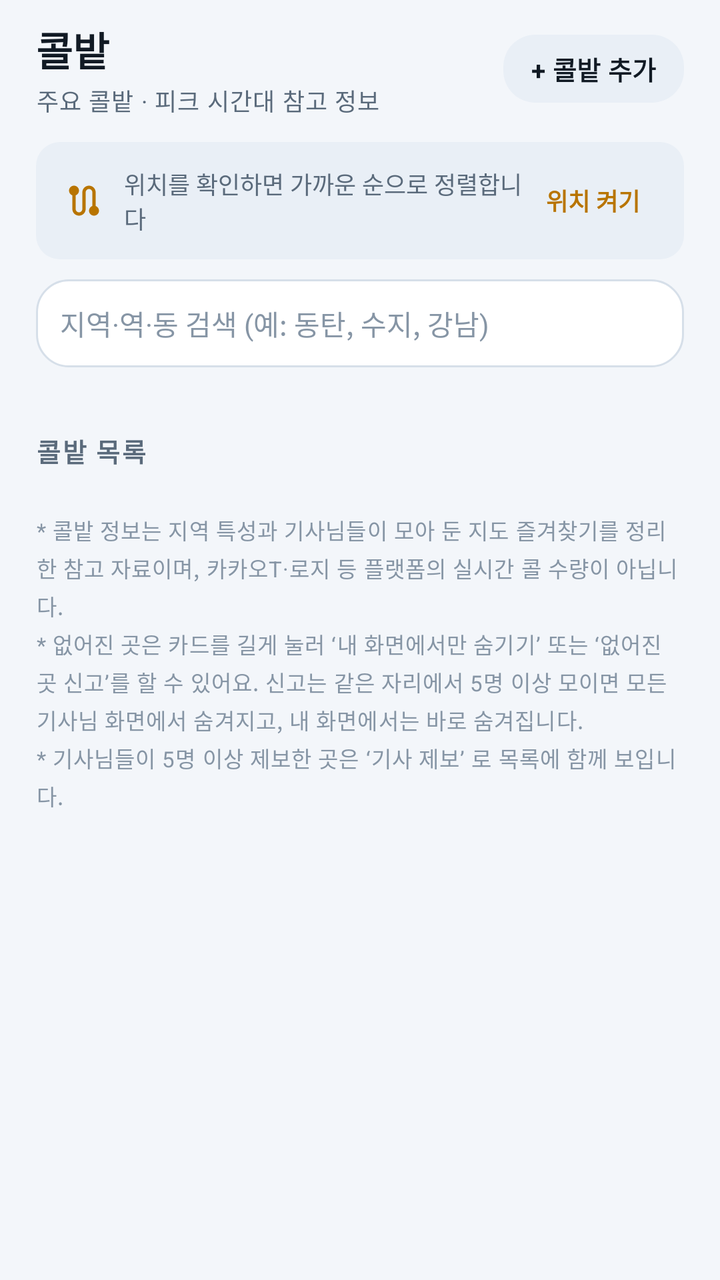
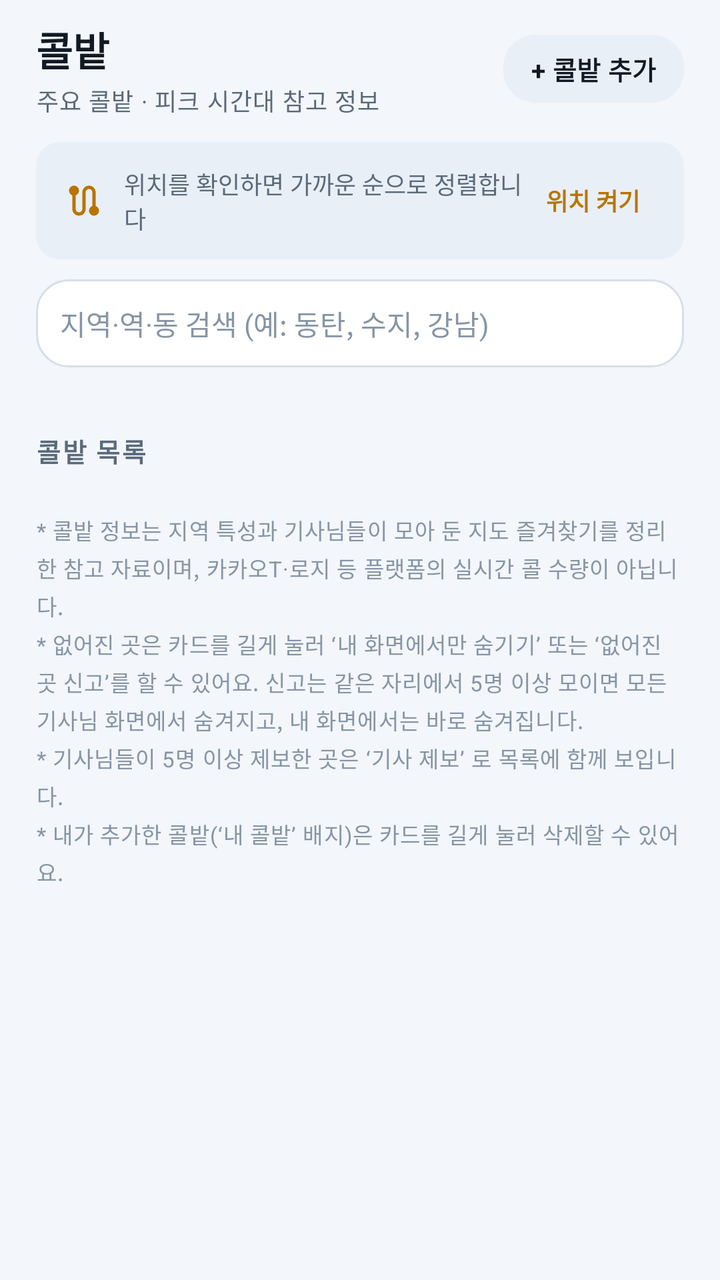

The first picture is an Android layout as it rendered before a commit; the second is the same layout after the commit. The layout source and the unified diff follow.
<!-- AndroidManifest.xml: application theme Theme.DaeriLedger -->
<!-- res/layout/screen_spots.xml -->
<?xml version="1.0" encoding="utf-8"?>
<FrameLayout xmlns:android="http://schemas.android.com/apk/res/android"
    xmlns:app="http://schemas.android.com/apk/res-auto"
    android:layout_width="match_parent"
    android:layout_height="match_parent">

    <androidx.core.widget.NestedScrollView
        android:id="@+id/spotsScroll"
        android:layout_width="match_parent"
        android:layout_height="match_parent"
        android:clipToPadding="false"
        android:fillViewport="true"
        android:scrollbars="none">

        <LinearLayout
            android:id="@+id/spotsColumn"
            android:layout_width="match_parent"
            android:layout_height="wrap_content"
            android:focusableInTouchMode="true"
            android:orientation="vertical"
            android:paddingBottom="28dp">

            <LinearLayout
                android:layout_width="match_parent"
                android:layout_height="wrap_content"
                android:gravity="center_vertical"
                android:orientation="horizontal"
                android:paddingHorizontal="18dp"
                android:paddingTop="10dp">

                <LinearLayout
                    android:layout_width="0dp"
                    android:layout_height="wrap_content"
                    android:layout_weight="1"
                    android:orientation="vertical">

                    <TextView
                        style="@style/Text.Daeri.Title"
                        android:layout_width="wrap_content"
                        android:layout_height="wrap_content"
                        android:text="콜밭" />

                    <TextView
                        android:id="@+id/spotsSubtitle"
                        style="@style/Text.Daeri.Label"
                        android:layout_width="wrap_content"
                        android:layout_height="wrap_content"
                        android:layout_marginTop="2dp"
                        android:text="주요 콜밭 · 피크 시간대 참고 정보" />
                </LinearLayout>

                
                <com.google.android.material.button.MaterialButton
                    android:id="@+id/addSpotButton"
                    style="@style/Widget.Daeri.Button.Tonal"
                    android:layout_width="wrap_content"
                    android:layout_height="42dp"
                    android:minHeight="42dp"
                    android:paddingHorizontal="14dp"
                    android:text="+ 콜밭 추가"
                    android:textSize="13sp" />
            </LinearLayout>

            
            <LinearLayout
                android:id="@+id/locationCard"
                android:layout_width="match_parent"
                android:layout_height="wrap_content"
                android:layout_marginHorizontal="18dp"
                android:layout_marginTop="12dp"
                android:background="@drawable/bg_chip_soft"
                android:gravity="center_vertical"
                android:orientation="horizontal"
                android:paddingHorizontal="14dp"
                android:paddingVertical="12dp">

                <ImageView
                    android:layout_width="20dp"
                    android:layout_height="20dp"
                    android:contentDescription="@null"
                    android:src="@drawable/ic_route"
                    app:tint="@color/accent" />

                <TextView
                    android:id="@+id/locationText"
                    android:layout_width="0dp"
                    android:layout_height="wrap_content"
                    android:layout_marginStart="10dp"
                    android:layout_weight="1"
                    android:text="위치를 확인하면 가까운 순으로 정렬합니다"
                    android:textColor="@color/text_secondary"
                    android:textSize="12sp" />

                <TextView
                    android:id="@+id/locationAction"
                    android:layout_width="wrap_content"
                    android:layout_height="wrap_content"
                    android:background="?attr/selectableItemBackground"
                    android:paddingHorizontal="8dp"
                    android:paddingVertical="6dp"
                    android:text="위치 켜기"
                    android:textColor="@color/accent"
                    android:textSize="12sp"
                    android:textStyle="bold" />
            </LinearLayout>

            
            <LinearLayout
                android:layout_width="match_parent"
                android:layout_height="wrap_content"
                android:layout_marginHorizontal="18dp"
                android:layout_marginTop="10dp"
                android:background="@drawable/bg_amount_field"
                android:gravity="center_vertical"
                android:orientation="horizontal"
                android:paddingHorizontal="12dp">

                <EditText
                    android:id="@+id/spotSearch"
                    android:layout_width="0dp"
                    android:layout_height="44dp"
                    android:layout_weight="1"
                    android:background="@null"
                    android:hint="지역·역·동 검색 (예: 동탄, 수지, 강남)"
                    android:imeOptions="actionSearch"
                    android:importantForAutofill="no"
                    android:inputType="text"
                    android:maxLength="24"
                    android:paddingVertical="0dp"
                    android:singleLine="true"
                    android:textColor="@color/text_primary"
                    android:textColorHint="@color/text_tertiary"
                    android:textSize="14sp" />

                <ImageView
                    android:id="@+id/spotSearchClear"
                    android:layout_width="28dp"
                    android:layout_height="28dp"
                    android:background="?attr/selectableItemBackgroundBorderless"
                    android:contentDescription="검색어 지우기"
                    android:padding="6dp"
                    android:src="@drawable/ic_close"
                    android:visibility="gone"
                    app:tint="@color/text_tertiary" />
            </LinearLayout>

            
            <HorizontalScrollView
                android:layout_width="match_parent"
                android:layout_height="wrap_content"
                android:layout_marginTop="10dp"
                android:clipToPadding="false"
                android:paddingHorizontal="18dp"
                android:scrollbars="none">

                <com.google.android.material.chip.ChipGroup
                    android:id="@+id/regionChips"
                    android:layout_width="wrap_content"
                    android:layout_height="wrap_content"
                    app:chipSpacingHorizontal="8dp"
                    app:singleLine="true"
                    app:singleSelection="true" />
            </HorizontalScrollView>

            
            <TextView
                android:id="@+id/hiddenInfo"
                android:layout_width="wrap_content"
                android:layout_height="wrap_content"
                android:layout_marginHorizontal="18dp"
                android:layout_marginTop="8dp"
                android:background="?attr/selectableItemBackgroundBorderless"
                android:paddingVertical="4dp"
                android:text="숨긴 콜밭 0곳 · 되돌리기"
                android:textColor="@color/text_tertiary"
                android:textSize="11sp"
                android:visibility="gone" />

            
            <LinearLayout
                android:id="@+id/savedSection"
                android:layout_width="match_parent"
                android:layout_height="wrap_content"
                android:orientation="vertical"
                android:visibility="gone">

                <LinearLayout
                    android:layout_width="match_parent"
                    android:layout_height="wrap_content"
                    android:gravity="center_vertical"
                    android:orientation="horizontal"
                    android:paddingHorizontal="18dp"
                    android:paddingTop="22dp"
                    android:paddingBottom="4dp">

                    <TextView
                        style="@style/Text.Daeri.Section"
                        android:layout_width="0dp"
                        android:layout_height="wrap_content"
                        android:layout_weight="1"
                        android:text="내가 추가한 콜밭" />

                    <TextView
                        android:id="@+id/savedCountText"
                        style="@style/Text.Daeri.Label"
                        android:layout_width="wrap_content"
                        android:layout_height="wrap_content"
                        android:text="" />
                </LinearLayout>

                <LinearLayout
                    android:id="@+id/savedSpotsColumn"
                    android:layout_width="match_parent"
                    android:layout_height="wrap_content"
                    android:orientation="vertical" />
            </LinearLayout>

            
            <LinearLayout
                android:layout_width="match_parent"
                android:layout_height="wrap_content"
                android:gravity="center_vertical"
                android:orientation="horizontal"
                android:paddingHorizontal="18dp"
                android:paddingTop="22dp"
                android:paddingBottom="4dp">

                <TextView
                    style="@style/Text.Daeri.Section"
                    android:layout_width="0dp"
                    android:layout_height="wrap_content"
                    android:layout_weight="1"
                    android:text="콜밭 목록" />

                <TextView
                    android:id="@+id/nearbyCountText"
                    style="@style/Text.Daeri.Label"
                    android:layout_width="wrap_content"
                    android:layout_height="wrap_content"
                    android:text="" />
            </LinearLayout>

            <LinearLayout
                android:id="@+id/nearbyColumn"
                android:layout_width="match_parent"
                android:layout_height="wrap_content"
                android:orientation="vertical" />

            
            <com.google.android.material.button.MaterialButton
                android:id="@+id/moreSpotsButton"
                style="@style/Widget.Daeri.Button.Tonal"
                android:layout_width="match_parent"
                android:layout_height="48dp"
                android:layout_marginHorizontal="18dp"
                android:layout_marginTop="6dp"
                android:minHeight="48dp"
                android:text="나머지 콜밭 더 보기"
                android:textSize="13sp"
                android:visibility="gone" />

            <TextView
                style="@style/Text.Daeri.Label"
                android:layout_width="match_parent"
                android:layout_height="wrap_content"
                android:layout_marginHorizontal="18dp"
                android:layout_marginTop="18dp"
                android:lineSpacingExtra="3dp"
                android:text="* 콜밭 정보는 지역 특성과 기사님들이 모아 둔 지도 즐겨찾기를 정리한 참고 자료이며, 카카오T·로지 등 플랫폼의 실시간 콜 수량이 아닙니다.&#10;* 없어진 곳은 카드를 길게 눌러 ‘내 화면에서만 숨기기’ 또는 ‘없어진 곳 신고’를 할 수 있어요. 신고는 같은 자리에서 5명 이상 모이면 모든 기사님 화면에서 숨겨지고, 내 화면에서는 바로 숨겨집니다.&#10;* 기사님들이 5명 이상 제보한 곳은 ‘기사 제보’ 로 목록에 함께 보입니다."
                android:textColor="@color/text_tertiary"
                android:textSize="11sp" />

        </LinearLayout>
    </androidx.core.widget.NestedScrollView>

</FrameLayout>
<!-- resources referenced by this layout -->
<resources>
  <color name="accent">#B87400</color>
  <color name="text_primary">#111A24</color>
  <color name="text_secondary">#5A6A7B</color>
  <color name="text_tertiary">#8695A5</color>
  <!-- drawable bg_amount_field (drawable) -->
  <?xml version="1.0" encoding="utf-8"?>
  <shape xmlns:android="http://schemas.android.com/apk/res/android" android:shape="rectangle">
      <solid android:color="@color/surface" />
      <corners android:radius="16dp" />
      <stroke android:width="1dp" android:color="@color/outline" />
  </shape>
  <!-- drawable bg_chip_soft (drawable) -->
  <?xml version="1.0" encoding="utf-8"?>
  <shape xmlns:android="http://schemas.android.com/apk/res/android" android:shape="rectangle">
      <solid android:color="@color/surface_high" />
      <corners android:radius="12dp" />
  </shape>
  <style name="Text.Daeri.Label" parent="TextAppearance.Material3.BodySmall">
          <item name="android:textSize">12sp</item>
          <item name="android:textColor">@color/text_secondary</item>
      </style>
  <style name="Text.Daeri.Section" parent="TextAppearance.Material3.TitleSmall">
          <item name="android:textSize">13sp</item>
          <item name="android:letterSpacing">0.06</item>
          <item name="android:textColor">@color/text_secondary</item>
          <item name="android:textStyle">bold</item>
      </style>
  <style name="Text.Daeri.Title" parent="TextAppearance.Material3.TitleLarge">
          <item name="android:textSize">20sp</item>
          <item name="android:textStyle">bold</item>
          <item name="android:textColor">@color/text_primary</item>
      </style>
  <style name="Theme.DaeriLedger" parent="Theme.DaeriLedger.Base" />
  <color name="surface">#FFFFFF</color>
  <color name="outline">#D6DFE9</color>
  <color name="surface_high">#E9EFF6</color>
  <color name="on_accent">#FFFFFF</color>
  <color name="accent_dim">#FFF0D2</color>
  <color name="profit">#0E8A4F</color>
  <color name="profit_dim">#E1F6EB</color>
  <color name="chart_bar">#2E6BC4</color>
  <color name="bg">#F3F6FA</color>
  <color name="surface_alt">#FFFFFF</color>
  <color name="divider">#E7EDF4</color>
  <color name="loss">#C93A3A</color>
  <style name="ThemeOverlay.Daeri.Dialog" parent="ThemeOverlay.Material3.MaterialAlertDialog">
          <item name="colorSurface">@color/surface_alt</item>
          <item name="colorOnSurface">@color/text_primary</item>
          <item name="colorOnSurfaceVariant">@color/text_secondary</item>
          <item name="shapeAppearanceOverlay">@style/Shape.Daeri.Large</item>
      </style>
  <style name="ThemeOverlay.Daeri.BottomSheet" parent="ThemeOverlay.Material3.BottomSheetDialog">
          <item name="colorSurface">@color/surface_alt</item>
          <item name="bottomSheetStyle">@style/Widget.Daeri.BottomSheet</item>
      </style>
  <style name="Shape.Daeri.ExtraSmall" parent="ShapeAppearance.Material3.Corner.ExtraSmall">
          <item name="cornerSize">8dp</item>
      </style>
  <style name="Shape.Daeri.Small" parent="ShapeAppearance.Material3.Corner.Small">
          <item name="cornerSize">12dp</item>
      </style>
  <style name="Shape.Daeri.Medium" parent="ShapeAppearance.Material3.Corner.Medium">
          <item name="cornerSize">18dp</item>
      </style>
  <style name="Shape.Daeri.Large" parent="ShapeAppearance.Material3.Corner.Large">
          <item name="cornerSize">26dp</item>
      </style>
  <style name="Widget.Daeri.BottomSheet" parent="Widget.Material3.BottomSheet.Modal">
          <item name="shapeAppearance">@style/Shape.Daeri.Large</item>
          <item name="backgroundTint">@color/surface_alt</item>
      </style>
  <!-- unchanged entries left out for length: 4 -->
</resources>

<!-- the commit's change to res/layout/screen_spots.xml (unified diff, before → after) -->
@@ -178,45 +178,6 @@
 
             
             <LinearLayout
-                android:id="@+id/savedSection"
-                android:layout_width="match_parent"
-                android:layout_height="wrap_content"
-                android:orientation="vertical"
-                android:visibility="gone">
-
-                <LinearLayout
-                    android:layout_width="match_parent"
-                    android:layout_height="wrap_content"
-                    android:gravity="center_vertical"
-                    android:orientation="horizontal"
-                    android:paddingHorizontal="18dp"
-                    android:paddingTop="22dp"
-                    android:paddingBottom="4dp">
-
-                    <TextView
-                        style="@style/Text.Daeri.Section"
-                        android:layout_width="0dp"
-                        android:layout_height="wrap_content"
-                        android:layout_weight="1"
-                        android:text="내가 추가한 콜밭" />
-
-                    <TextView
-                        android:id="@+id/savedCountText"
-                        style="@style/Text.Daeri.Label"
-                        android:layout_width="wrap_content"
-                        android:layout_height="wrap_content"
-                        android:text="" />
-                </LinearLayout>
-
-                <LinearLayout
-                    android:id="@+id/savedSpotsColumn"
-                    android:layout_width="match_parent"
-                    android:layout_height="wrap_content"
-                    android:orientation="vertical" />
-            </LinearLayout>
-
-            
-            <LinearLayout
                 android:layout_width="match_parent"
                 android:layout_height="wrap_content"
                 android:gravity="center_vertical"
@@ -266,7 +227,7 @@
                 android:layout_marginHorizontal="18dp"
                 android:layout_marginTop="18dp"
                 android:lineSpacingExtra="3dp"
-                android:text="* 콜밭 정보는 지역 특성과 기사님들이 모아 둔 지도 즐겨찾기를 정리한 참고 자료이며, 카카오T·로지 등 플랫폼의 실시간 콜 수량이 아닙니다.&#10;* 없어진 곳은 카드를 길게 눌러 ‘내 화면에서만 숨기기’ 또는 ‘없어진 곳 신고’를 할 수 있어요. 신고는 같은 자리에서 5명 이상 모이면 모든 기사님 화면에서 숨겨지고, 내 화면에서는 바로 숨겨집니다.&#10;* 기사님들이 5명 이상 제보한 곳은 ‘기사 제보’ 로 목록에 함께 보입니다."
+                android:text="* 콜밭 정보는 지역 특성과 기사님들이 모아 둔 지도 즐겨찾기를 정리한 참고 자료이며, 카카오T·로지 등 플랫폼의 실시간 콜 수량이 아닙니다.&#10;* 없어진 곳은 카드를 길게 눌러 ‘내 화면에서만 숨기기’ 또는 ‘없어진 곳 신고’를 할 수 있어요. 신고는 같은 자리에서 5명 이상 모이면 모든 기사님 화면에서 숨겨지고, 내 화면에서는 바로 숨겨집니다.&#10;* 기사님들이 5명 이상 제보한 곳은 ‘기사 제보’ 로 목록에 함께 보입니다.&#10;* 내가 추가한 콜밭(‘내 콜밭’ 배지)은 카드를 길게 눌러 삭제할 수 있어요."
                 android:textColor="@color/text_tertiary"
                 android:textSize="11sp" />
 
